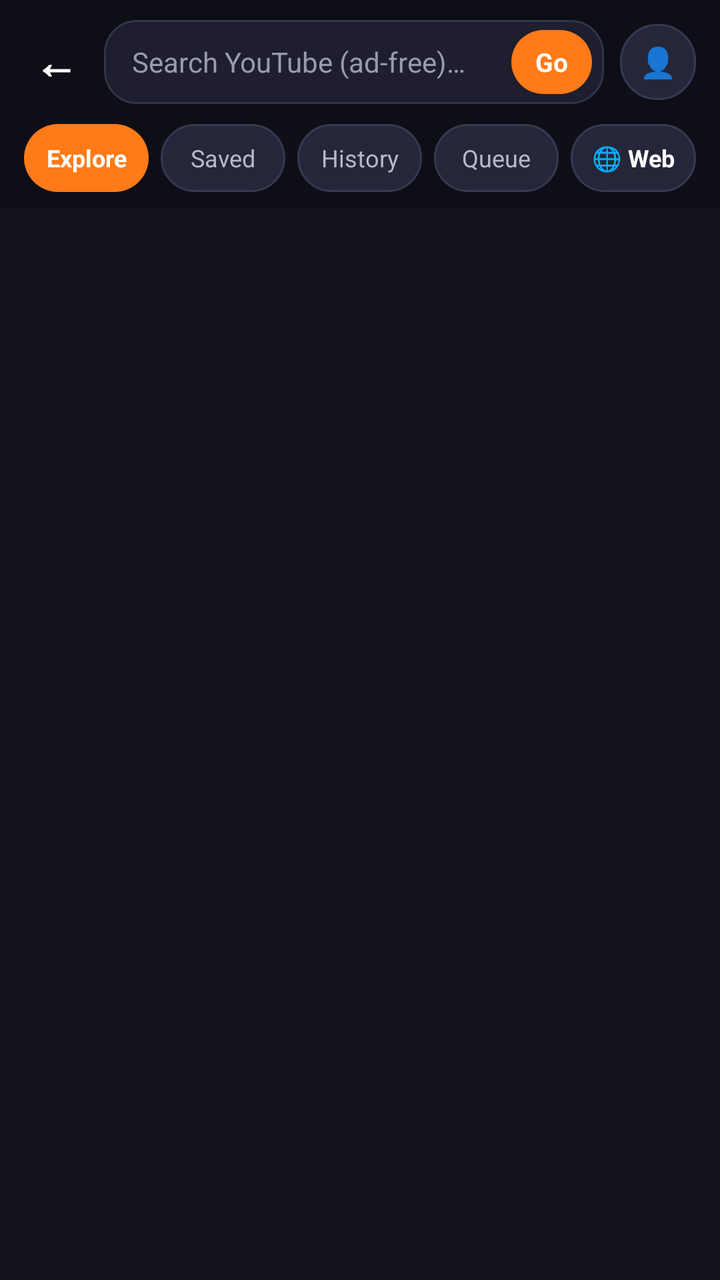
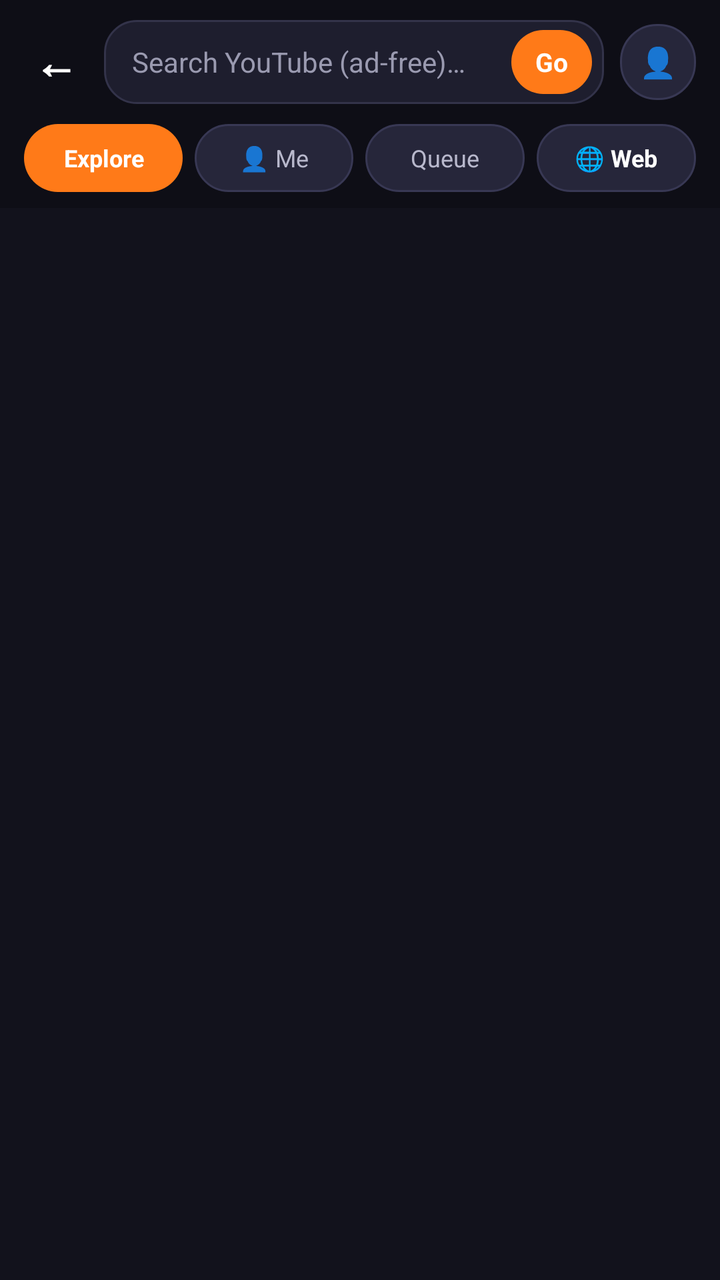

Compare the two renders of this Android layout. The source of the first and the diff that turns it into the second are given below.
<!-- AndroidManifest.xml: application theme Theme.GrabAll -->
<!-- res/layout/activity_youtube.xml -->
<?xml version="1.0" encoding="utf-8"?>
<LinearLayout xmlns:android="http://schemas.android.com/apk/res/android"
    android:layout_width="match_parent"
    android:layout_height="match_parent"
    android:background="@color/graball_bg"
    android:focusableInTouchMode="true"
    android:orientation="vertical">

    
    <LinearLayout
        android:layout_width="match_parent"
        android:layout_height="wrap_content"
        android:background="@color/graball_nav"
        android:gravity="center_vertical"
        android:orientation="horizontal"
        android:paddingStart="8dp"
        android:paddingTop="10dp"
        android:paddingEnd="12dp"
        android:paddingBottom="10dp">

        <TextView
            android:id="@+id/ytBack"
            android:layout_width="40dp"
            android:layout_height="40dp"
            android:gravity="center"
            android:text="←"
            android:textColor="@color/graball_text"
            android:textSize="22sp"
            android:textStyle="bold" />

        <LinearLayout
            android:layout_width="0dp"
            android:layout_height="42dp"
            android:layout_marginStart="4dp"
            android:layout_weight="1"
            android:background="@drawable/input_bg"
            android:gravity="center_vertical"
            android:orientation="horizontal"
            android:paddingStart="14dp"
            android:paddingEnd="6dp">

            <EditText
                android:id="@+id/ytSearchInput"
                android:layout_width="0dp"
                android:layout_height="match_parent"
                android:layout_weight="1"
                android:background="@null"
                android:hint="Search YouTube (ad-free)…"
                android:imeOptions="actionSearch"
                android:inputType="text"
                android:maxLines="1"
                android:textColor="@color/graball_text"
                android:textColorHint="@color/graball_tab_text"
                android:textSize="14sp" />

            <TextView
                android:id="@+id/ytSearchClear"
                android:layout_width="32dp"
                android:layout_height="32dp"
                android:gravity="center"
                android:text="✕"
                android:textColor="@color/graball_subtext"
                android:textSize="14sp"
                android:visibility="gone" />

            <TextView
                android:id="@+id/ytSearchGo"
                android:layout_width="wrap_content"
                android:layout_height="32dp"
                android:background="@drawable/yt_chip_selected"
                android:gravity="center"
                android:paddingStart="12dp"
                android:paddingEnd="12dp"
                android:text="Go"
                android:textColor="@color/graball_text"
                android:textSize="13sp"
                android:textStyle="bold" />
        </LinearLayout>

        <TextView
            android:id="@+id/ytAccountBtn"
            android:layout_width="38dp"
            android:layout_height="38dp"
            android:layout_marginStart="8dp"
            android:background="@drawable/yt_chip_bg"
            android:gravity="center"
            android:text="👤"
            android:textColor="@color/graball_text"
            android:textSize="15sp"
            android:textStyle="bold" />
    </LinearLayout>

    
    <LinearLayout
        android:id="@+id/ytSuggestionsBox"
        android:layout_width="match_parent"
        android:layout_height="wrap_content"
        android:background="#1B1B2E"
        android:elevation="6dp"
        android:orientation="vertical"
        android:paddingStart="12dp"
        android:paddingEnd="12dp"
        android:paddingBottom="6dp"
        android:visibility="gone" />

    
    <HorizontalScrollView
        android:id="@+id/ytRecentRow"
        android:layout_width="match_parent"
        android:layout_height="wrap_content"
        android:background="@color/graball_nav"
        android:paddingStart="12dp"
        android:paddingEnd="12dp"
        android:paddingBottom="6dp"
        android:scrollbars="none"
        android:visibility="gone">

        <LinearLayout
            android:id="@+id/ytRecentContainer"
            android:layout_width="wrap_content"
            android:layout_height="wrap_content"
            android:orientation="horizontal" />
    </HorizontalScrollView>

    
    <LinearLayout
        android:layout_width="match_parent"
        android:layout_height="wrap_content"
        android:background="@color/graball_nav"
        android:orientation="horizontal"
        android:paddingStart="12dp"
        android:paddingEnd="12dp"
        android:paddingBottom="8dp">

        <TextView
            android:id="@+id/ytTabExplore"
            android:layout_width="0dp"
            android:layout_height="34dp"
            android:layout_marginEnd="6dp"
            android:layout_weight="1"
            android:background="@drawable/yt_chip_selected"
            android:gravity="center"
            android:text="Explore"
            android:textColor="@color/graball_text"
            android:textSize="12sp"
            android:textStyle="bold" />

        <TextView
            android:id="@+id/ytTabBookmarks"
            android:layout_width="0dp"
            android:layout_height="34dp"
            android:layout_marginEnd="6dp"
            android:layout_weight="1"
            android:background="@drawable/yt_chip_bg"
            android:gravity="center"
            android:text="Saved"
            android:textColor="@color/graball_subtext"
            android:textSize="12sp" />

        <TextView
            android:id="@+id/ytTabHistory"
            android:layout_width="0dp"
            android:layout_height="34dp"
            android:layout_marginEnd="6dp"
            android:layout_weight="1"
            android:background="@drawable/yt_chip_bg"
            android:gravity="center"
            android:text="History"
            android:textColor="@color/graball_subtext"
            android:textSize="12sp" />

        <TextView
            android:id="@+id/ytTabQueue"
            android:layout_width="0dp"
            android:layout_height="34dp"
            android:layout_marginEnd="6dp"
            android:layout_weight="1"
            android:background="@drawable/yt_chip_bg"
            android:gravity="center"
            android:text="Queue"
            android:textColor="@color/graball_subtext"
            android:textSize="12sp" />

        <TextView
            android:id="@+id/ytTabWeb"
            android:layout_width="0dp"
            android:layout_height="34dp"
            android:layout_weight="1"
            android:background="@drawable/yt_chip_bg"
            android:gravity="center"
            android:text="🌐 Web"
            android:textColor="@color/graball_text"
            android:textSize="12sp"
            android:textStyle="bold" />
    </LinearLayout>

    
    <HorizontalScrollView
        android:id="@+id/ytFilterRow"
        android:layout_width="match_parent"
        android:layout_height="wrap_content"
        android:scrollbars="none"
        android:paddingStart="12dp"
        android:paddingTop="8dp"
        android:paddingEnd="12dp"
        android:paddingBottom="4dp"
        android:visibility="gone">

        <LinearLayout
            android:layout_width="wrap_content"
            android:layout_height="wrap_content"
            android:orientation="horizontal">

            <TextView
                android:id="@+id/chipAll"
                android:layout_width="wrap_content"
                android:layout_height="30dp"
                android:layout_marginEnd="8dp"
                android:background="@drawable/yt_chip_selected"
                android:gravity="center"
                android:paddingStart="14dp"
                android:paddingEnd="14dp"
                android:text="All"
                android:textColor="@color/graball_text"
                android:textSize="12sp"
                android:textStyle="bold" />

            <TextView
                android:id="@+id/chipVideos"
                android:layout_width="wrap_content"
                android:layout_height="30dp"
                android:layout_marginEnd="8dp"
                android:background="@drawable/yt_chip_bg"
                android:gravity="center"
                android:paddingStart="14dp"
                android:paddingEnd="14dp"
                android:text="Videos"
                android:textColor="@color/graball_subtext"
                android:textSize="12sp" />

            <TextView
                android:id="@+id/chipPlaylists"
                android:layout_width="wrap_content"
                android:layout_height="30dp"
                android:layout_marginEnd="8dp"
                android:background="@drawable/yt_chip_bg"
                android:gravity="center"
                android:paddingStart="14dp"
                android:paddingEnd="14dp"
                android:text="Playlists"
                android:textColor="@color/graball_subtext"
                android:textSize="12sp" />

            <TextView
                android:id="@+id/chipMusic"
                android:layout_width="wrap_content"
                android:layout_height="30dp"
                android:layout_marginEnd="8dp"
                android:background="@drawable/yt_chip_bg"
                android:gravity="center"
                android:paddingStart="14dp"
                android:paddingEnd="14dp"
                android:text="Music"
                android:textColor="@color/graball_subtext"
                android:textSize="12sp" />

            <TextView
                android:id="@+id/chipSubscriptions"
                android:layout_width="wrap_content"
                android:layout_height="30dp"
                android:layout_marginEnd="8dp"
                android:background="@drawable/yt_chip_bg"
                android:gravity="center"
                android:paddingStart="14dp"
                android:paddingEnd="14dp"
                android:text="Subscriptions"
                android:textColor="@color/graball_subtext"
                android:textSize="12sp"
                android:visibility="gone" />

            <TextView
                android:id="@+id/chipWatchLater"
                android:layout_width="wrap_content"
                android:layout_height="30dp"
                android:background="@drawable/yt_chip_bg"
                android:gravity="center"
                android:paddingStart="14dp"
                android:paddingEnd="14dp"
                android:text="Watch Later"
                android:textColor="@color/graball_subtext"
                android:textSize="12sp"
                android:visibility="gone" />
        </LinearLayout>
    </HorizontalScrollView>

    
    <HorizontalScrollView
        android:id="@+id/ytTopicRow"
        android:layout_width="match_parent"
        android:layout_height="wrap_content"
        android:paddingStart="12dp"
        android:paddingTop="4dp"
        android:paddingEnd="12dp"
        android:paddingBottom="4dp"
        android:scrollbars="none"
        android:visibility="gone">

        <LinearLayout
            android:id="@+id/ytTopicContainer"
            android:layout_width="wrap_content"
            android:layout_height="wrap_content"
            android:orientation="horizontal" />
    </HorizontalScrollView>

    
    <LinearLayout
        android:id="@+id/ytPlaylistBanner"
        android:layout_width="match_parent"
        android:layout_height="wrap_content"
        android:layout_marginStart="12dp"
        android:layout_marginTop="8dp"
        android:layout_marginEnd="12dp"
        android:background="@drawable/card_bg"
        android:orientation="vertical"
        android:padding="12dp"
        android:visibility="gone">

        <TextView
            android:id="@+id/ytPlaylistTitle"
            android:layout_width="match_parent"
            android:layout_height="wrap_content"
            android:ellipsize="end"
            android:maxLines="2"
            android:textColor="@color/graball_text"
            android:textSize="15sp"
            android:textStyle="bold" />

        <TextView
            android:id="@+id/ytPlaylistMeta"
            android:layout_width="match_parent"
            android:layout_height="wrap_content"
            android:layout_marginTop="2dp"
            android:textColor="@color/graball_subtext"
            android:textSize="12sp" />

        <LinearLayout
            android:layout_width="match_parent"
            android:layout_height="wrap_content"
            android:layout_marginTop="10dp"
            android:orientation="horizontal">

            <TextView
                android:id="@+id/ytPlaylistPlayAll"
                android:layout_width="0dp"
                android:layout_height="36dp"
                android:layout_marginEnd="6dp"
                android:layout_weight="1"
                android:background="@drawable/yt_chip_bg"
                android:gravity="center"
                android:text="▶ Play All"
                android:textColor="@color/graball_text"
                android:textSize="12sp"
                android:textStyle="bold" />

            <TextView
                android:id="@+id/ytPlaylistSelect"
                android:layout_width="0dp"
                android:layout_height="36dp"
                android:layout_marginEnd="6dp"
                android:layout_weight="1"
                android:background="@drawable/yt_chip_bg"
                android:gravity="center"
                android:text="☑ Select"
                android:textColor="@color/graball_orange"
                android:textSize="12sp"
                android:textStyle="bold" />

            <TextView
                android:id="@+id/ytPlaylistDownload"
                android:layout_width="0dp"
                android:layout_height="36dp"
                android:layout_marginEnd="6dp"
                android:layout_weight="1"
                android:background="@drawable/yt_chip_selected"
                android:gravity="center"
                android:text="⬇ All"
                android:textColor="@color/graball_text"
                android:textSize="12sp"
                android:textStyle="bold" />

            <TextView
                android:id="@+id/ytPlaylistClose"
                android:layout_width="36dp"
                android:layout_height="36dp"
                android:background="@drawable/yt_chip_bg"
                android:gravity="center"
                android:text="✕"
                android:textColor="@color/graball_subtext"
                android:textSize="14sp" />
        </LinearLayout>
    </LinearLayout>

    
    <TextView
        android:id="@+id/ytRefreshBanner"
        android:layout_width="match_parent"
        android:layout_height="wrap_content"
        android:background="#1E2036"
        android:gravity="center"
        android:paddingTop="5dp"
        android:paddingBottom="5dp"
        android:text="Refreshing recommendations…"
        android:textColor="@color/graball_orange"
        android:textSize="11.5sp"
        android:textStyle="bold"
        android:visibility="gone" />

    
    <FrameLayout
        android:layout_width="match_parent"
        android:layout_height="0dp"
        android:layout_weight="1">

        <androidx.recyclerview.widget.RecyclerView
            android:id="@+id/ytList"
            android:layout_width="match_parent"
            android:layout_height="match_parent"
            android:clipToPadding="false"
            android:paddingStart="12dp"
            android:paddingTop="8dp"
            android:paddingEnd="12dp"
            android:paddingBottom="12dp" />

        <ProgressBar
            android:id="@+id/ytLoading"
            android:layout_width="40dp"
            android:layout_height="40dp"
            android:layout_gravity="center"
            android:indeterminateTint="@color/graball_orange"
            android:visibility="gone" />

        <TextView
            android:id="@+id/ytEmpty"
            android:layout_width="match_parent"
            android:layout_height="wrap_content"
            android:layout_gravity="center"
            android:gravity="center"
            android:padding="24dp"
            android:text="Search YouTube or pick a video to play ad-free"
            android:textColor="@color/graball_subtext"
            android:textSize="14sp"
            android:visibility="gone" />
    </FrameLayout>

    
    <LinearLayout
        android:id="@+id/miniPlayerBar"
        android:layout_width="match_parent"
        android:layout_height="62dp"
        android:background="#1D1D30"
        android:elevation="8dp"
        android:gravity="center_vertical"
        android:orientation="horizontal"
        android:paddingStart="10dp"
        android:paddingEnd="8dp"
        android:visibility="gone">

        <ImageView
            android:id="@+id/miniThumb"
            android:layout_width="64dp"
            android:layout_height="42dp"
            android:background="#000000"
            android:scaleType="centerCrop" />

        <LinearLayout
            android:layout_width="0dp"
            android:layout_height="wrap_content"
            android:layout_marginStart="10dp"
            android:layout_weight="1"
            android:orientation="vertical">

            <TextView
                android:id="@+id/miniTitle"
                android:layout_width="match_parent"
                android:layout_height="wrap_content"
                android:ellipsize="end"
                android:maxLines="1"
                android:textColor="@color/graball_text"
                android:textSize="13sp"
                android:textStyle="bold" />

            <TextView
                android:id="@+id/miniSub"
                android:layout_width="match_parent"
                android:layout_height="wrap_content"
                android:ellipsize="end"
                android:maxLines="1"
                android:textColor="@color/graball_orange"
                android:textSize="11sp" />
        </LinearLayout>

        <TextView
            android:id="@+id/miniPlayPause"
            android:layout_width="40dp"
            android:layout_height="40dp"
            android:gravity="center"
            android:text="⏸"
            android:textColor="@color/graball_text"
            android:textSize="18sp" />

        <TextView
            android:id="@+id/miniNext"
            android:layout_width="36dp"
            android:layout_height="40dp"
            android:gravity="center"
            android:text="⏭"
            android:textColor="@color/graball_text"
            android:textSize="16sp" />

        <TextView
            android:id="@+id/miniClose"
            android:layout_width="34dp"
            android:layout_height="40dp"
            android:gravity="center"
            android:text="✕"
            android:textColor="@color/graball_subtext"
            android:textSize="15sp" />
    </LinearLayout>

</LinearLayout>
<!-- resources referenced by this layout -->
<resources>
  <color name="graball_bg">#12121C</color>
  <color name="graball_nav">#0E0E16</color>
  <color name="graball_orange">#FF7A18</color>
  <color name="graball_subtext">#B8B8CC</color>
  <color name="graball_tab_text">#9A9AB0</color>
  <color name="graball_text">#FFFFFF</color>
  <!-- drawable card_bg (drawable) -->
  <shape xmlns:android="http://schemas.android.com/apk/res/android"
      android:shape="rectangle">
      <solid android:color="@color/graball_card" />
      <corners android:radius="20dp" />
  </shape>
  <!-- drawable input_bg (drawable) -->
  <shape xmlns:android="http://schemas.android.com/apk/res/android"
      android:shape="rectangle">
      <solid android:color="@color/graball_card" />
      <stroke
          android:width="1dp"
          android:color="@color/graball_stroke" />
      <corners android:radius="16dp" />
  </shape>
  <!-- drawable yt_chip_bg (drawable) -->
  <?xml version="1.0" encoding="utf-8"?>
  <shape xmlns:android="http://schemas.android.com/apk/res/android">
      <solid android:color="#26263A" />
      <stroke android:width="1dp" android:color="#383854" />
      <corners android:radius="18dp" />
  </shape>
  <!-- drawable yt_chip_selected (drawable) -->
  <?xml version="1.0" encoding="utf-8"?>
  <shape xmlns:android="http://schemas.android.com/apk/res/android">
      <solid android:color="@color/graball_orange" />
      <corners android:radius="18dp" />
  </shape>
  <style name="Theme.GrabAll" parent="Theme.AppCompat.DayNight.NoActionBar">
          <item name="android:statusBarColor">@color/graball_nav</item>
          <item name="android:navigationBarColor">@color/graball_nav</item>
          <item name="colorAccent">@color/graball_orange</item>
      </style>
  <color name="graball_card">#1E1E2E</color>
  <color name="graball_stroke">#33334A</color>
</resources>

<!-- the commit's change to res/layout/activity_youtube.xml (unified diff, before → after) -->
@@ -153,12 +153,13 @@
             android:layout_weight="1"
             android:background="@drawable/yt_chip_bg"
             android:gravity="center"
-            android:text="Saved"
+            android:text="👤 Me"
             android:textColor="@color/graball_subtext"
             android:textSize="12sp" />
 
         <TextView
             android:id="@+id/ytTabHistory"
+            android:visibility="gone"
             android:layout_width="0dp"
             android:layout_height="34dp"
             android:layout_marginEnd="6dp"
